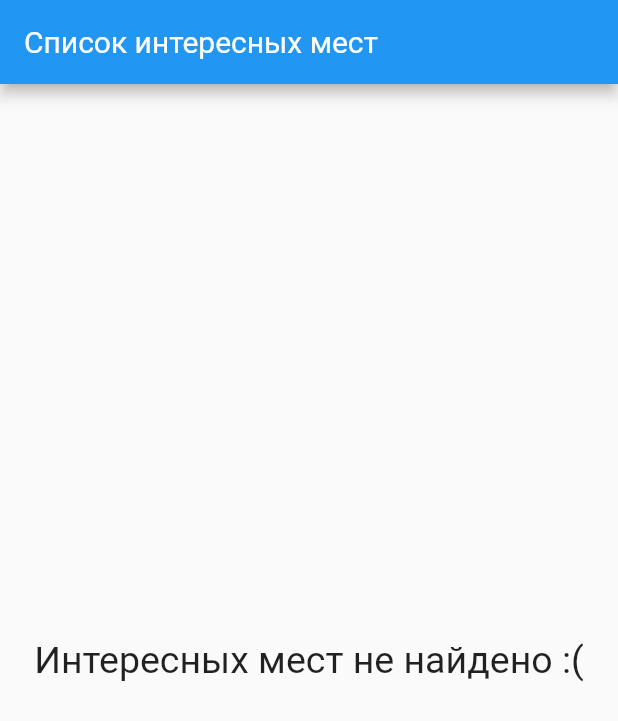
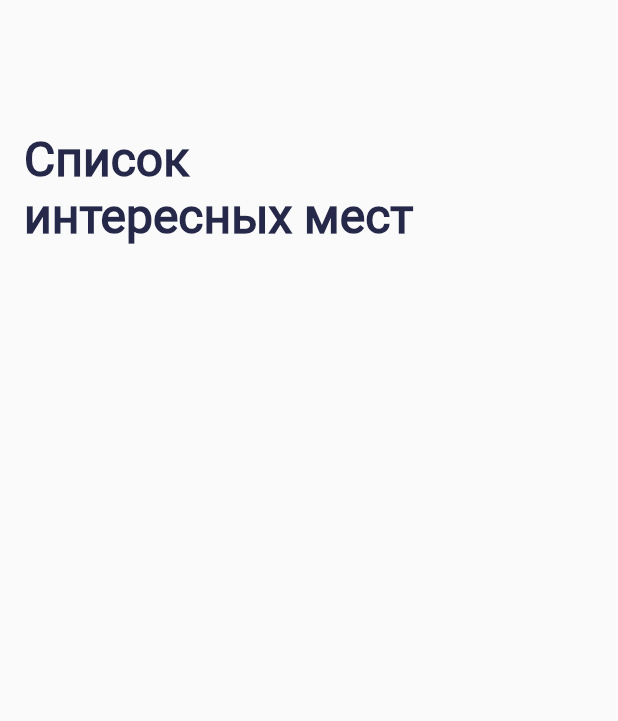
Before and after one commit to gommu/surf-flutter-dkharlap, a Flutter app: the screen it shows after launch, on a phone screen of 412 x 824 dp. Shown: the top 721 px of the screen. Run offline on Flutter 3.47's test engine with Material 2 defaults, Android fonts, the phone set to English and light mode, and no system bars.

Commit message:
Task 4.4.1

```diff
--- a/lib/ui/screen/sight_screen.dart
+++ b/lib/ui/screen/sight_screen.dart
@@ -11,14 +11,21 @@ class _SightListScreenState extends State<SightListScreen> {
     return Scaffold(
       resizeToAvoidBottomInset: false,
       appBar: AppBar(
-        title: Text('Список интересных мест'),
-      ),
-      body: Center(
-        child: Text(
-          'Интересных мест не найдено :(',
+        backgroundColor: Colors.transparent,
+        elevation: 0.0,
+        centerTitle: false,
+        toolbarHeight: 250,
+        title: Text(
+          'Список \nинтересных мест',
           style: TextStyle(
-            fontSize: 25,
+            fontFamily: 'Roboto',
+            fontWeight: FontWeight.w700,
+            fontStyle: FontStyle.normal,
+            fontSize: 32,
+            color: Color(0xff252849),
           ),
+          maxLines: 2,
+          textAlign: TextAlign.left,
         ),
       ),
     );
```
